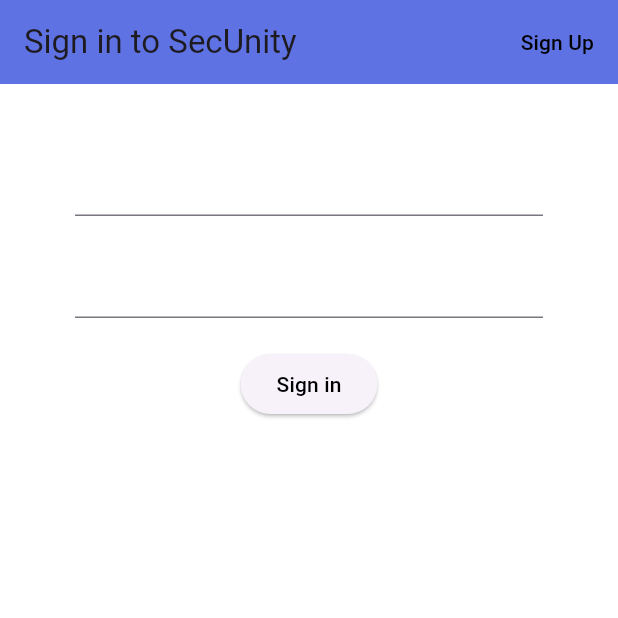
After one commit to Secunity-LTD/Secunity_flutter, a Flutter app: the screen it shows after launch, after a tap on "Sign Up", after a tap on "Sign In", on a phone screen of 412 x 824 dp, the top half of it. The commit adds this screen. Run offline on Flutter 3.47's test engine with Material 3 defaults, Android fonts, the phone set to English and light mode, and no system bars; our stand-ins replace firebase_auth, firebase_core, flutter_spinkit; accounts and stored records are empty.

Commit message:
update
fixed signUp,

```diff
--- a/SecUnity_2/lib/constants/constants.dart
+++ b/SecUnity_2/lib/constants/constants.dart
@@ -1,7 +1,7 @@
 import 'package:flutter/material.dart';
 
 const primary = Color.fromRGBO(94, 114, 228, 1.0);
-const secondary = Color.fromRGBO(247, 250, 252, 1.0);
+const secondary = Color.fromRGBO(16, 14, 14, 0.0);
 const header = Color.fromRGBO(82, 95, 127, 1.0);
 const errorColor = Color.fromRGBO(245, 54, 92, 1.0);
 
--- a/SecUnity_2/lib/main.dart
+++ b/SecUnity_2/lib/main.dart
@@ -3,12 +3,22 @@
 import 'package:provider/provider.dart';
 import 'package:secunity_2/services/auth_service.dart';
 import 'package:secunity_2/wrapper.dart';
+import 'package:firebase_core/firebase_core.dart';
 
 import 'models/UserModel.dart';
 
 void main() async {
   WidgetsFlutterBinding.ensureInitialized();
-  await Firebase.initializeApp();
+  await Firebase.initializeApp(
+    options: FirebaseOptions(
+      apiKey: "AIzaSyCT5mSQ3-Y-EKNJPUZzVdxgBk7U692fSwM",
+      // authDomain: "your_auth_domain",
+      projectId: "secu-24360",
+      // storageBucket: "your_storage_bucket",
+      messagingSenderId: "1095188614950",
+      appId: "1:1095188614950:android:1d64fa09d1a0ecf70abbe7",
+    ),
+  );
   runApp(MyApp());
 }
 
--- /dev/null
+++ b/SecUnity_2/lib/screens/authenticate/authenticate.dart
@@ -0,0 +1,24 @@
+import 'package:flutter/material.dart';
+import 'package:secunity_2/screens/authenticate/sign_in.dart';
+import 'package:secunity_2/screens/authenticate/sign_up.dart';
+
+class Authenticate extends StatefulWidget {
+  @override
+  _AuthenticateState createState() => _AuthenticateState();
+}
+
+class _AuthenticateState extends State<Authenticate> {
+  bool showSignIn = true;
+  void toggelView(){
+    setState(()=> showSignIn = !showSignIn);
+  }
+
+  @override
+  Widget build(BuildContext context) {
+    if(showSignIn){
+      return SignIn(toggelView: toggelView);
+    }else{
+      return SignUp(toggelView: toggelView);
+    }
+  }
+}
--- /dev/null
+++ b/SecUnity_2/lib/screens/authenticate/sign_in.dart
@@ -0,0 +1,90 @@
+import 'package:flutter/material.dart';
+import 'package:secunity_2/services/auth_service.dart';
+import 'package:secunity_2/constants/constants.dart';
+
+class SignIn extends StatefulWidget {
+  final Function toggelView;
+  SignIn({required this.toggelView});
+  @override
+  _SignInState createState() => _SignInState();
+}
+
+class _SignInState extends State<SignIn> {
+
+  final AuthService _authService = AuthService();
+  final _formKey = GlobalKey<FormState>();
+
+  // text field state
+  String error = '';
+  String email = '';
+  String password = '';
+
+  @override
+  Widget build(BuildContext context) {
+    return Scaffold(
+        backgroundColor: secondary,
+        appBar: AppBar(
+          backgroundColor: primary,
+          elevation: 0.0,
+          title: Text('Sign in to SecUnity'),
+          actions: <Widget>[
+            TextButton.icon(
+                onPressed: (){widget.toggelView();},
+                style: TextButton.styleFrom(
+                  foregroundColor: secondary,
+                ),
+                icon: Icon(Icons.person),
+                label: Text('Sign Up',
+                    style: TextStyle(color: Colors.black)
+                ))
+          ],
+        ),
+        body:Container(
+            padding: EdgeInsets.symmetric(vertical: 20.0, horizontal: 50.0),
+            child:Form(
+                child: Column(
+                  children: <Widget>[
+                    SizedBox(height: 20.0),
+                    TextFormField(
+                      validator: (value) => value!.isEmpty? 'Enter an email': null,
+                      onChanged: (value){
+                        setState(() => email = value);
+                      },
+                    ),
+                    SizedBox(height: 20.0),
+                    TextFormField(
+                      validator: (value) => value!.length < 6 ? 'Enter a password 6+ charts long': null,
+                      obscureText: true,
+                      onChanged: (value){
+                        setState(() => password = value);
+                      },
+                    ),
+                    SizedBox(height: 20.0),
+                    ElevatedButton(
+                        child: Text(
+                          'Sign in',
+                          style: TextStyle(color: Colors.black),
+                          // style: TextStyle(color: secondary),
+                        ),
+                        onPressed: () async {
+                          if(_formKey.currentState!.validate()){
+                            dynamic result = await _authService.signIn(email, password);
+                            if(result == null){
+                              setState(()  {
+                                error = 'Could not sign in with the credentials';
+                              });
+                            }
+                          }
+                        }),
+                    SizedBox(height: 12.0),
+                    Text(
+                      error,
+                      style:  TextStyle(color: errorColor, fontSize: 14.0),
+                    )
+                  ],
+                ))
+
+        )
+    );
+  }
+}
--- a/SecUnity_2/lib/screens/authenticate/sign_up.dart
+++ b/SecUnity_2/lib/screens/authenticate/sign_up.dart
@@ -30,12 +30,12 @@
       appBar: AppBar(
         backgroundColor: primary,
         elevation: 0.0,
-        title: Text('Sign up to Lumei Digital'),
+        title: Text('Sign up to SecUnity !!!'),
         actions: <Widget>[
           TextButton.icon(
               onPressed: (){widget.toggelView();},
               style: TextButton.styleFrom(
-                primary: secondary,
+                foregroundColor: secondary,
               ),
               icon: Icon(Icons.person),
               label: Text('Sign In'))
@@ -64,17 +64,17 @@
               ),
               SizedBox(height: 20.0),
               ElevatedButton(
-                  style: ElevatedButton.styleFrom(
-                    backgroundColor: Colors.pink[400],
-                  ),
+                  // style: ElevatedButton.styleFrom(
+                  //   backgroundColor: Colors.pink[400],
+                  // ),
                   child: Text(
                     'Sign up',
-                    style: TextStyle(color: Colors.white),
+                    style: TextStyle(color: secondary),
                   ),
                   onPressed: () async {
                     if(_formKey.currentState!.validate()){
                       setState(()=> loading = true);
-                      dynamic result = await _authService.signIn(email, password);
+                      dynamic result = await _authService.signUp(email, password);
                       if(result == null){
                         setState(()  {
                           error = 'Please provide n valid email';
@@ -95,3 +95,122 @@
     );
   }
 }
+// ----------------------------------------
+// import 'package:flutter/cupertino.dart';
+// import 'package:flutter/material.dart';
+//
+// import '../../constants/constants.dart';
+// import '../../services/auth_service.dart';
+//
+// class SignUp extends StatefulWidget {
+//   final Function toggleView;
+//   SignUp({required this.toggleView});
+//
+//   @override
+//   _SignUpState createState() => _SignUpState();
+// }
+//
+// class _SignUpState extends State<SignUp> {
+//   final AuthService _authService = AuthService();
+//   final _formKey = GlobalKey<FormState>();
+//   bool loading = false;
+//
+//   // text field state
+//   String email = '';
+//   String password = '';
+//   String error = '';
+//
+//   @override
+//   Widget build(BuildContext context) {
+//     return Scaffold(
+//       backgroundColor: secondary,
+//       appBar: AppBar(
+//         backgroundColor: primary,
+//         elevation: 0.0,
+//         title: Text('Sign up to SecUnity !!!'),
+//         actions: <Widget>[
+//           TextButton.icon(
+//             onPressed: () {
+//               widget.toggleView();
+//             },
+//             style: TextButton.styleFrom(
+//               foregroundColor: secondary,
+//             ),
+//             icon: Icon(Icons.person),
+//             label: Text('Sign In'),
+//           )
+//         ],
+//       ),
+//       body: Container(
+//         padding: EdgeInsets.symmetric(vertical: 20.0, horizontal: 50.0),
+//         child: Form(
+//           key: _formKey,
+//           child: Column(
+//             children: <Widget>[
+//               SizedBox(height: 20.0),
+//               TextFormField(
+//                 validator: (value) =>
+//                 value!.isEmpty ? 'Enter an email' : null,
+//                 onChanged: (value) {
+//                   setState(() => email = value);
+//                 },
+//               ),
+//               SizedBox(height: 20.0),
+//               TextFormField(
+//                 validator: (value) =>
+//                 value!.length < 6 ? 'Enter a password 6+ charts long' : null,
+//                 obscureText: true,
+//                 onChanged: (value) {
+//                   setState(() => password = value);
+//                 },
+//               ),
+//               SizedBox(height: 20.0),
+//               ElevatedButton(
+//                 child: Text(
+//                   'Sign up',
+//                   style: TextStyle(color: secondary),
+//                 ),
+//                 onPressed: () async {
+//                   if (_formKey.currentState!.validate()) {
+//                     setState(() => loading = true);
+//
+//                     try {
+//                       // Log: Attempting to sign up
+//                       print('Attempting to sign up with email: $email');
+//
+//                       // Call your sign-up method from AuthService
+//                       dynamic result = await _authService.signIn(email, password);
+//
+//                       // Log: Result of sign-up attempt
+//                       print('Sign up result: $result');
+//
+//                       if (result == null) {
+//                         setState(() {
+//                           error = 'Please provide a valid email';
+//                           loading = false;
+//                         });
+//                       }
+//                     } catch (e) {
+//                       // Log: Error during sign-up
+//                       print('Error during sign-up: $e');
+//
+//                       setState(() {
+//                         error = 'An unexpected error occurred';
+//                         loading = false;
+//                       });
+//                     }
+//                   }
+//                 },
+//               ),
+//               SizedBox(height: 12.0),
+//               Text(
+//                 error,
+//                 style: TextStyle(color: errorColor, fontSize: 14.0),
+//               )
+//             ],
+//           ),
+//         ),
+//       ),
+//     );
+//   }
+// }
--- /dev/null
+++ b/SecUnity_2/lib/wrapper.dart
@@ -0,0 +1,20 @@
+import 'package:secunity_2/models/userModel.dart';
+import 'package:secunity_2/screens/authenticate/authenticate.dart';
+import 'package:secunity_2/screens/home/home.dart';
+import 'package:flutter/material.dart';
+import 'package:provider/provider.dart';
+
+
+class Wrapper extends StatelessWidget {
+  const Wrapper({Key? key}) : super(key: key);
+
+  @override
+  Widget build(BuildContext context) {
+    final userModel = Provider.of<UserModel?>(context);
+    if (userModel == null){
+      return Authenticate();
+    }else{
+      return Home();
+    }
+  }
+}
```
Also changed, not shown: SecUnity_2/lib/screens/Home/home.dart (added, +32 -0 lines), SecUnity_2/lib/services/auth_service.dart (+20 -5 lines), 1 other file.
